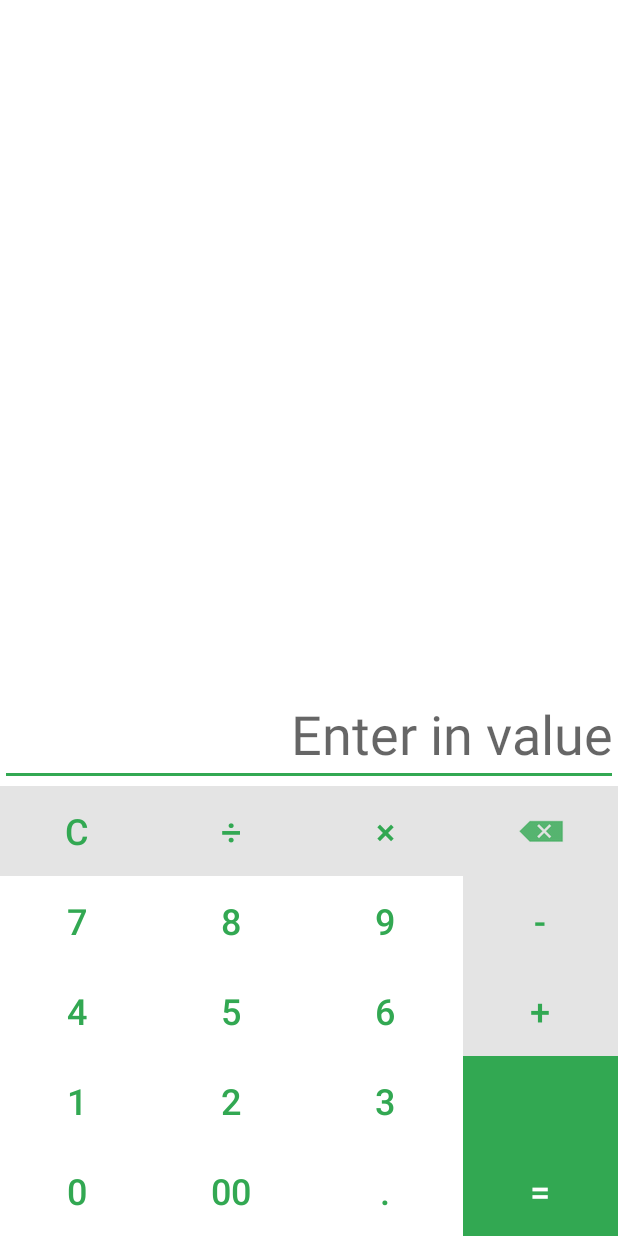
After one commit to GholemHub/MoneyLab, an Android app: the AddActivity screen opened directly, with no data from a screen before it, on a phone screen of 412 x 824 dp. The commit adds this screen. Run offline under Robolectric (Android 15) with nearby library versions, the phone set to English and light mode, and no system bars; our stand-ins replace navigation-ui.

Commit message:
[G] calculator's Buttons

```diff
--- a/app/build.gradle
+++ b/app/build.gradle
@@ -32,17 +32,22 @@ android {
     viewBinding{
         enabled=true
     }
+    buildFeatures {
+        viewBinding true
+    }
 }
 
 dependencies {
 
     implementation 'androidx.core:core-ktx:1.3.2'
+
     implementation 'androidx.appcompat:appcompat:1.2.0'
     implementation 'com.google.android.material:material:1.3.0'
     implementation 'androidx.constraintlayout:constraintlayout:2.0.4'
     implementation 'androidx.legacy:legacy-support-v4:1.0.0'
     implementation 'androidx.navigation:navigation-fragment-ktx:2.3.5'
     implementation 'androidx.navigation:navigation-ui-ktx:2.3.5'
+    implementation 'androidx.gridlayout:gridlayout:1.0.0'
     testImplementation 'junit:junit:4.+'
     androidTestImplementation 'androidx.test.ext:junit:1.1.2'
     androidTestImplementation 'androidx.test.espresso:espresso-core:3.3.0'
--- /dev/null
+++ b/app/src/main/java/com/gholemhub/moneylab/AddActivity.kt
@@ -0,0 +1,28 @@
+package com.gholemhub.moneylab
+
+import android.os.Bundle
+import com.google.android.material.snackbar.Snackbar
+import androidx.appcompat.app.AppCompatActivity
+import androidx.navigation.findNavController
+import androidx.navigation.ui.AppBarConfiguration
+import androidx.navigation.ui.navigateUp
+import androidx.navigation.ui.setupActionBarWithNavController
+import com.gholemhub.moneylab.databinding.ActivityAddBinding
+import com.gholemhub.moneylab.databinding.ActivityMainBinding
+
+class AddActivity : AppCompatActivity() {
+
+    private lateinit var appBarConfiguration: AppBarConfiguration
+    private lateinit var binding: ActivityAddBinding
+
+    override fun onCreate(savedInstanceState: Bundle?) {
+        super.onCreate(savedInstanceState)
+
+        binding = ActivityAddBinding.inflate(layoutInflater)
+        var view = binding.root
+        setContentView(view)
+
+
+
+    }
+}
--- a/app/src/main/java/com/gholemhub/moneylab/MainActivity.kt
+++ b/app/src/main/java/com/gholemhub/moneylab/MainActivity.kt
@@ -1,10 +1,15 @@
 package com.gholemhub.moneylab
 
+import android.content.Intent
 import androidx.appcompat.app.AppCompatActivity
 import android.os.Bundle
+import android.view.View
+import androidx.fragment.app.FragmentManager
 import androidx.lifecycle.LifecycleOwner
 import androidx.lifecycle.ViewModelProvider
+import androidx.navigation.Navigation
 import androidx.navigation.findNavController
+import androidx.navigation.ui.NavigationUI
 import androidx.navigation.ui.setupWithNavController
 import com.gholemhub.moneylab.databinding.ActivityMainBinding
 import com.gholemhub.moneylab.viewmodels.MainActivityViewModel
@@ -20,41 +25,38 @@ class MainActivity : AppCompatActivity(), LifecycleOwner{
 
         binding = ActivityMainBinding.inflate(layoutInflater)
         var view = binding.root
-
-
-
         setContentView(view)
-
-
         MenuListener()
-
-
-
         var m = ViewModelProvider(this).get(MainActivityViewModel::class.java)
 
-        var j = 0
-
-/*
-        binding.text.setOnClickListener {
-            m.i += 1
-            j += 1
-            binding.text.setText("${m.i} :: $j")
-        }
-
-*/
     }
 
     private fun MenuListener() {
         binding.bnv?.background = null
         binding.bnv?.menu?.getItem(1)?.isEnabled = false
+
+        var addFragment = FragmentAdd()
+
+        var navigationController = findNavController(R.id.Fragment)
+        binding.bnv?.setupWithNavController(navigationController)
+
+
+        binding.fab?.setOnClickListener {
+            startActivity(Intent(this@MainActivity, AddActivity::class.java))
+        }
+
+
 /*
         binding.fab?.setOnClickListener {
-            binding.bnv?.setupWithNavController(navigationContoller)
-        }
-*/
-        var navigationContoller = findNavController(R.id.containerFragment)
 
-        binding.bnv?.setupWithNavController(navigationContoller)
+            var man = supportFragmentManager
+            var df = man.beginTransaction()
+            df.replace(R.id.Fragment, FragmentAdd())
+            //df.add(R.id.containerFragmentFL, FragmentAdd())
+            df.commit()
+
+        }*/
+
 
     }
 }
--- /dev/null
+++ b/app/src/main/res/drawable/backspace.xml
@@ -0,0 +1,9 @@
+<?xml version="1.0" encoding="utf-8"?>
+<selector xmlns:android="http://schemas.android.com/apk/res/android">
+    <item
+        android:drawable="@android:drawable/ic_input_delete"
+        android:width="40dp"
+        android:height="40dp"
+
+    />
+</selector>
--- /dev/null
+++ b/app/src/main/res/drawable/ic_baseline_backspace_24.xml
@@ -0,0 +1,5 @@
+<vector android:autoMirrored="true" android:height="24dp"
+    android:tint="#FFFFFF" android:viewportHeight="24"
+    android:viewportWidth="24" android:width="24dp" xmlns:android="http://schemas.android.com/apk/res/android">
+    <path android:fillColor="@android:color/white" android:pathData="M22,3L7,3c-0.69,0 -1.23,0.35 -1.59,0.88L0,12l5.41,8.11c0.36,0.53 0.9,0.89 1.59,0.89h15c1.1,0 2,-0.9 2,-2L24,5c0,-1.1 -0.9,-2 -2,-2zM19,15.59L17.59,17 14,13.41 10.41,17 9,15.59 12.59,12 9,8.41 10.41,7 14,10.59 17.59,7 19,8.41 15.41,12 19,15.59z"/>
+</vector>
--- /dev/null
+++ b/app/src/main/res/layout/activity_add.xml
@@ -0,0 +1,271 @@
+<?xml version="1.0" encoding="utf-8"?>
+<androidx.constraintlayout.widget.ConstraintLayout
+    xmlns:android="http://schemas.android.com/apk/res/android"
+    xmlns:app="http://schemas.android.com/apk/res-auto"
+    xmlns:tools="http://schemas.android.com/tools"
+    android:layout_width="match_parent"
+    android:layout_height="match_parent">
+
+
+    <EditText
+
+            android:layout_width="wrap_content"
+            android:layout_height="wrap_content"
+            android:inputType="none"
+            android:hint="Enter in value"
+            android:autofillHints="false"
+            android:textSize="36sp"
+            android:textAlignment="textEnd"
+
+
+            android:ems="10"
+            android:id="@+id/editTextNumber"
+            app:layout_constraintBottom_toTopOf="@+id/tableLayout"
+            app:layout_constraintEnd_toEndOf="parent"/>
+    <TableLayout
+            android:layout_width="match_parent"
+            android:layout_height="wrap_content" android:gravity="center"
+            android:layout_alignParentRight="true"
+            android:layout_alignParentLeft="true"
+            android:layout_alignParentBottom="true"
+            app:layout_constraintStart_toStartOf="parent"
+            app:layout_constraintEnd_toEndOf="parent" app:layout_constraintBottom_toBottomOf="parent"
+            app:layout_constraintTop_toTopOf="parent" app:layout_constraintVertical_bias="1.0"
+            android:id="@+id/tableLayout">
+
+        <TableRow android:layout_width="match_parent" android:layout_height="match_parent"
+
+
+                  android:background="#E4E4E4"
+        >
+
+            <Button
+                    android:text="@string/btn_Clear"
+                    style="@style/Widget.AppCompat.Button.Borderless.Colored"
+                    android:layout_weight="1"
+                    android:layout_width="0dp"
+                    android:layout_height="60dp" android:id="@+id/button2"
+                    android:textSize="24sp"
+                    android:textColor="@color/purple_500"
+
+            />
+            <Button
+                    android:text="@string/btn_devide"
+                    style="@style/Widget.AppCompat.Button.Borderless"
+                    android:layout_weight="1"
+                    android:layout_width="0dp"
+                    android:layout_height="60dp" android:id="@+id/button3"
+                    android:textSize="24sp"
+                    android:textColor="@color/purple_500"
+            />
+            <Button
+                    android:text="@string/btn_Multiplie"
+                    style="@style/Widget.AppCompat.Button.Borderless"
+                    android:layout_weight="1"
+                    android:layout_width="0dp"
+                    android:layout_height="60dp" android:id="@+id/button4"
+
+                    android:textSize="24sp"
+                    android:textColor="@color/purple_500"
+            />
+
+            <ImageButton
+                    android:contentDescription="backspace"
+                    style="@style/Widget.AppCompat.Button.Borderless"
+                    android:layout_weight="1"
+                    android:layout_width="0dp"
+                    android:layout_height="match_parent" android:id="@+id/button5"
+                    app:srcCompat="@drawable/backspace"
+                    app:tint="@color/purple_200"
+            />
+        </TableRow>
+        <TableRow android:layout_width="match_parent" android:layout_height="match_parent"
+
+        >
+            <Button
+                    android:text="@string/btn7"
+                    style="@style/Widget.AppCompat.Button.Borderless"
+                    android:layout_weight="1"
+                    android:layout_width="0dp"
+                    android:layout_height="60dp" android:id="@+id/button7"
+                    android:textSize="24sp"
+                    android:textColor="@color/purple_500"
+            />
+            <Button
+                    android:text="@string/btn8"
+                    style="@style/Widget.AppCompat.Button.Borderless"
+                    android:layout_weight="1"
+                    android:layout_width="0dp"
+                    android:layout_height="60dp" android:id="@+id/button8"
+                    android:textSize="24sp"
+                    android:textColor="@color/purple_500"
+            />
+            <Button
+                    android:text="@string/btn9"
+                    style="@style/Widget.AppCompat.Button.Borderless"
+                    android:layout_weight="1"
+                    android:layout_width="0dp"
+                    android:layout_height="60dp" android:id="@+id/button9"
+                    android:textSize="24sp"
+                    android:textColor="@color/purple_500"
+            />
+
+            <RelativeLayout
+                    android:text="@string/btn_plus"
+                    android:layout_weight="1"
+                    android:layout_width="0dp"
+                    android:layout_height="60dp"
+                    android:id="@+id/button10"
+                    android:textSize="24sp"
+                    android:textColor="@color/purple_500"
+                    android:background="#E4E4E4"
+            >
+                <Button android:layout_width="match_parent" android:layout_height="match_parent"
+                        style="@style/Widget.AppCompat.Button.Borderless"
+                          android:gravity="center"
+                          android:text="-"
+                          android:textSize="24sp"
+                          android:textColor="@color/purple_200"
+                />
+
+            </RelativeLayout>
+            />
+        </TableRow>
+        <TableRow android:layout_width="match_parent" android:layout_height="match_parent"
+        >
+            <Button
+                    android:text="@string/btn4"
+                    style="@style/Widget.AppCompat.Button.Borderless"
+                    android:layout_weight="1"
+                    android:layout_width="0dp"
+                    android:layout_height="60dp" android:id="@+id/button11"
+
+                    android:textSize="24sp"
+                    android:textColor="@color/purple_500"/>
+            <Button
+                    android:text="@string/btn5"
+                    style="@style/Widget.AppCompat.Button.Borderless"
+                    android:layout_weight="1"
+                    android:layout_width="0dp"
+                    android:layout_height="60dp" android:id="@+id/button12"
+                    android:textSize="24sp"
+                    android:textColor="@color/purple_500"/>
+            <Button
+                    android:text="@string/btn6"
+                    style="@style/Widget.AppCompat.Button.Borderless"
+                    android:layout_weight="1"
+                    android:layout_width="0dp"
+                    android:layout_height="60dp" android:id="@+id/button13"
+                    android:textSize="24sp"
+                    android:textColor="@color/purple_500"/>
+            <RelativeLayout
+                    android:text="@string/btn_plus"
+                    android:layout_weight="1"
+                    android:layout_width="0dp"
+                    android:layout_height="60dp"
+                    android:id="@+id/button14"
+                    android:textSize="24sp"
+                    android:textColor="@color/purple_500"
+                    android:background="#E4E4E4"
+            >
+                <Button android:layout_width="match_parent" android:layout_height="match_parent"
+                        style="@style/Widget.AppCompat.Button.Borderless"
+                        android:gravity="center"
+                          android:text="+"
+                          android:textSize="24sp"
+                          android:textColor="@color/purple_200"
+                />
+
+            </RelativeLayout>
+        </TableRow>
+        <TableRow android:layout_width="match_parent" android:layout_height="match_parent"
+
+        >
+            <Button
+                    android:text="@string/btn1"
+                    style="@style/Widget.AppCompat.Button.Borderless"
+                    android:layout_weight="1"
+                    android:layout_width="0dp"
+                    android:layout_height="60dp" android:id="@+id/button15"
+                    android:textSize="24sp"
+                    android:textColor="@color/purple_500"/>
+            <Button
+                    android:text="@string/btn2"
+                    style="@style/Widget.AppCompat.Button.Borderless"
+                    android:layout_weight="1"
+                    android:layout_width="0dp"
+                    android:layout_height="60dp" android:id="@+id/button16"
+                    android:textSize="24sp"
+                    android:textColor="@color/purple_500"/>
+            <Button
+                    android:text="@string/btn3"
+                    style="@style/Widget.AppCompat.Button.Borderless"
+                    android:layout_weight="1"
+                    android:layout_width="0dp"
+                    android:layout_height="60dp" android:id="@+id/button17"
+                    android:textSize="24sp"
+                    android:textColor="@color/purple_500"/>
+            <RelativeLayout android:layout_height="60dp"
+
+                            android:layout_weight="1"
+                            android:layout_width="0dp" android:id="@+id/button18"
+                            android:textSize="24sp"
+                            android:textColor="@color/purple_500"
+                            android:background="@color/purple_200"
+
+            >
+                <Button android:layout_width="match_parent" android:layout_height="match_parent"
+                        style="@style/Widget.AppCompat.Button.Borderless"
+                        android:gravity="center"
+                        android:text=""
+                        android:textSize="24sp"
+                        android:textColor="@color/white"
+                />
+
+            </RelativeLayout>
+        </TableRow>
+        <TableRow android:layout_width="match_parent" android:layout_height="match_parent"
+
+        >
+            <Button
+                    android:text="@string/btn0"
+                    style="@style/Widget.AppCompat.Button.Borderless"
+                    android:layout_weight="1"
+                    android:layout_width="0dp"
+                    android:layout_height="60dp" android:id="@+id/button19"
+                    android:textSize="24sp"
+                    android:textColor="@color/purple_500"/>
+            <Button
+                    android:text="@string/btn00"
+                    style="@style/Widget.AppCompat.Button.Borderless"
+                    android:layout_weight="1"
+                    android:layout_width="0dp"
+                    android:layout_height="60dp" android:id="@+id/button20"
+                    android:textSize="24sp"
+                    android:textColor="@color/purple_500"/>
+            <Button
+                    android:text="@string/btn_Dot"
+                    style="@style/Widget.AppCompat.Button.Borderless"
+                    android:layout_weight="1"
+                    android:layout_width="0dp"
+                    android:layout_height="60dp" android:id="@+id/button21"
+                    android:textSize="24sp"
+                    android:textColor="@color/purple_500"/>
+            <RelativeLayout android:layout_height="60dp"
+                            android:layout_weight="1"
+                            android:layout_width="0dp" android:id="@+id/button22"
+                            android:background="@color/purple_200"
+            >
+                <Button android:layout_width="match_parent" android:layout_height="match_parent"
+                          style="@style/Widget.AppCompat.Button.Borderless"
+                          android:gravity="center"
+                          android:text="="
+                          android:textSize="24sp"
+                          android:textColor="@color/white"
+                />
+
+            </RelativeLayout>
+        </TableRow>
+    </TableLayout>
+
+</androidx.constraintlayout.widget.ConstraintLayout>
--- a/app/src/main/res/layout/activity_main.xml
+++ b/app/src/main/res/layout/activity_main.xml
@@ -8,15 +8,24 @@
         tools:context=".MainActivity"
 
 >
-    <fragment
+
+    <!--FrameLayout
         android:layout_height="match_parent"
         android:layout_width="match_parent"
-        android:id="@+id/containerFragment"
+        android:id="@+id/containerFragmentFL"
         android:name="androidx.navigation.fragment.NavHostFragment"
         app:navGraph="@navigation/main_navigation"
         app:defaultNavHost="true"
+    /-->
+
+    <fragment
+            android:layout_height="match_parent"
+            android:layout_width="match_parent"
+            android:id="@+id/Fragment"
+            android:name="androidx.navigation.fragment.NavHostFragment"
+            app:navGraph="@navigation/main_navigation"
+            app:defaultNavHost="true"
     />
-
 
 
     <com.google.android.material.bottomappbar.BottomAppBar
--- /dev/null
+++ b/app/src/main/res/navigation/nav_graph.xml
@@ -0,0 +1,28 @@
+<?xml version="1.0" encoding="utf-8"?>
+<navigation xmlns:android="http://schemas.android.com/apk/res/android"
+    xmlns:app="http://schemas.android.com/apk/res-auto"
+    xmlns:tools="http://schemas.android.com/tools"
+    android:id="@+id/nav_graph"
+    app:startDestination="@id/FirstFragment">
+
+    <fragment
+        android:id="@+id/FirstFragment"
+        android:name="com.gholemhub.moneylab.FirstFragment"
+        android:label="@string/first_fragment_label"
+        tools:layout="@layout/fragment_first" >
+
+        <action
+            android:id="@+id/action_FirstFragment_to_SecondFragment"
+            app:destination="@id/SecondFragment" />
+    </fragment>
+    <fragment
+        android:id="@+id/SecondFragment"
+        android:name="com.gholemhub.moneylab.SecondFragment"
+        android:label="@string/second_fragment_label"
+        tools:layout="@layout/fragment_second" >
+
+        <action
+            android:id="@+id/action_SecondFragment_to_FirstFragment"
+            app:destination="@id/FirstFragment" />
+    </fragment>
+</navigation>
--- /dev/null
+++ b/app/src/main/res/values-land/dimens.xml
@@ -0,0 +1,3 @@
+<resources>
+        <dimen name="fab_margin">48dp</dimen>
+    </resources>
--- /dev/null
+++ b/app/src/main/res/values-w1240dp/dimens.xml
@@ -0,0 +1,3 @@
+<resources>
+        <dimen name="fab_margin">200dp</dimen>
+    </resources>
--- /dev/null
+++ b/app/src/main/res/values-w600dp/dimens.xml
@@ -0,0 +1,3 @@
+<resources>
+        <dimen name="fab_margin">48dp</dimen>
+    </resources>
--- /dev/null
+++ b/app/src/main/res/values/dimens.xml
@@ -0,0 +1,3 @@
+<resources>
+        <dimen name="fab_margin">16dp</dimen>
+    </resources>
--- a/app/src/main/res/values/strings.xml
+++ b/app/src/main/res/values/strings.xml
@@ -2,4 +2,38 @@
     <string name="app_name">MoneyLab</string>
     <!-- TODO: Remove or change this placeholder text -->
     <string name="hello_blank_fragment">Hello blank fragment</string>
+    <string name="title_activity_add">AddActivity</string>
+    <!-- Strings used for fragments for navigation -->
+    <string name="first_fragment_label">First Fragment</string>
+    <string name="second_fragment_label">Second Fragment</string>
+    <string name="next">Next</string>
+    <string name="previous">Previous</string>
+
+    <string name="hello_first_fragment">Hello first fragment</string>
+    <string name="hello_second_fragment">Hello second fragment. Arg: %1$s</string>
+
+
+    <string name="btn1">1</string>
+    <string name="btn2">2</string>
+    <string name="btn3">3</string>
+    <string name="btn4">4</string>
+    <string name="btn5">5</string>
+    <string name="btn6">6</string>
+    <string name="btn7">7</string>
+    <string name="btn8">8</string>
+    <string name="btn9">9</string>
+    <string name="btn0">0</string>
+    <string name="btn00">00</string>
+    <string name="btn_Dot">.</string>
+    <string name="btn_Multiplie">×</string>
+    <string name="btn_Mibise">-</string>
+    <string name="btn_plus">+</string>
+    <string name="btn_Clear">C</string>
+    <string name="btn_devide">÷</string>
+    <string name="btn_equels">=</string>
+
+
+
+
+
 </resources>
--- a/app/src/main/res/values/themes.xml
+++ b/app/src/main/res/values/themes.xml
@@ -13,4 +13,10 @@
         <item name="android:statusBarColor" tools:targetApi="l">?attr/colorPrimaryVariant</item>
         <!-- Customize your theme here. -->
     </style>
+    <style name="Theme.MoneyLab.NoActionBar">
+        <item name="windowActionBar">false</item>
+        <item name="windowNoTitle">true</item>
+    </style>
+    <style name="Theme.MoneyLab.AppBarOverlay" parent="ThemeOverlay.AppCompat.Dark.ActionBar"/>
+    <style name="Theme.MoneyLab.PopupOverlay" parent="ThemeOverlay.AppCompat.Light"/>
 </resources>
```
Also changed, not shown: app/src/main/AndroidManifest.xml (+10 -5 lines).
